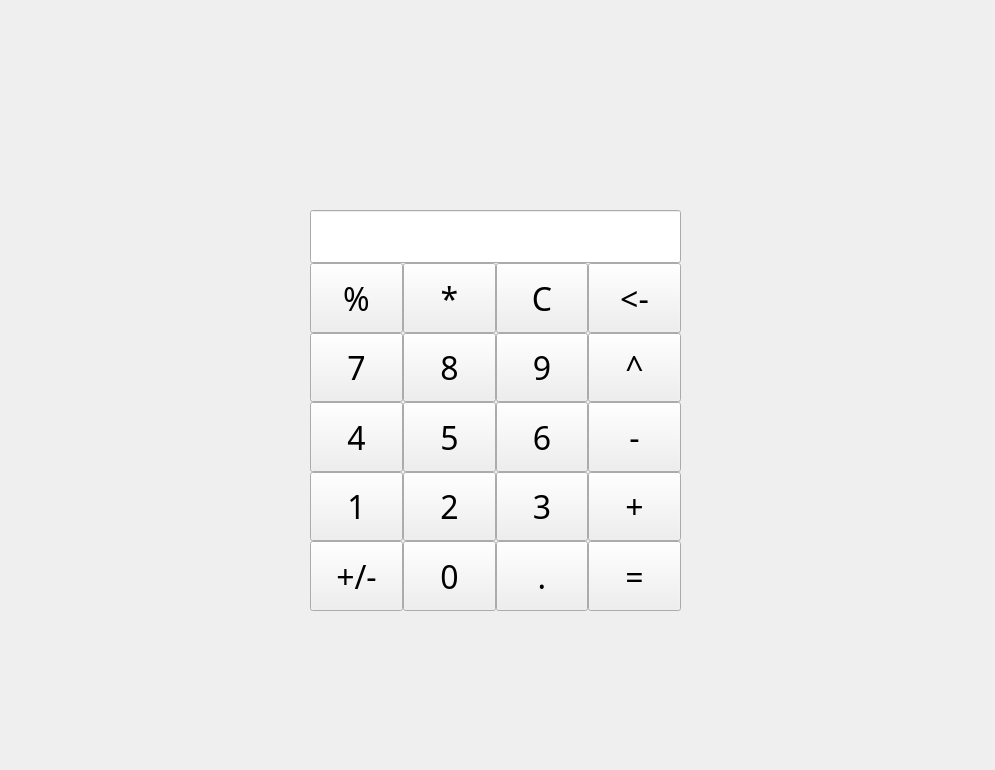
Before: the Qt Designer form src/mainwidget.ui in MDUTM/calculator-based-on-Qt, drawn with Qt 5.
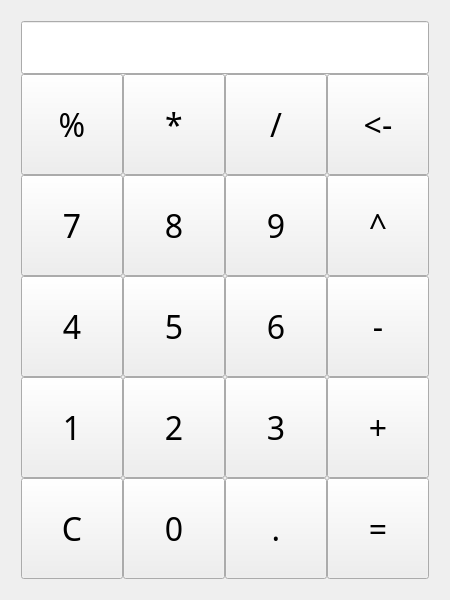
After: the same form once the commit is applied.

The edit to the form file:
```diff
--- a/src/mainwidget.ui
+++ b/src/mainwidget.ui
@@ -6,8 +6,8 @@
    <rect>
     <x>0</x>
     <y>0</y>
-    <width>995</width>
-    <height>770</height>
+    <width>450</width>
+    <height>600</height>
    </rect>
   </property>
   <property name="font">
@@ -19,16 +19,21 @@
   <property name="windowTitle">
    <string>一个正经的计算器</string>
   </property>
-  <widget class="QWidget" name="">
-   <property name="geometry">
-    <rect>
-     <x>310</x>
-     <y>210</y>
-     <width>371</width>
-     <height>401</height>
-    </rect>
-   </property>
+  <layout class="QGridLayout" name="gridLayout_2">
+   <item row="0" column="0">
    <layout class="QGridLayout" name="gridLayout">
+     <property name="leftMargin">
+      <number>10</number>
+     </property>
+     <property name="topMargin">
+      <number>10</number>
+     </property>
+     <property name="rightMargin">
+      <number>10</number>
+     </property>
+     <property name="bottomMargin">
+      <number>10</number>
+     </property>
     <property name="spacing">
      <number>0</number>
     </property>
@@ -40,6 +45,9 @@
         <height>48</height>
        </size>
       </property>
+       <property name="alignment">
+        <set>Qt::AlignRight|Qt::AlignTrailing|Qt::AlignVCenter</set>
+       </property>
      </widget>
     </item>
     <item row="1" column="0">
@@ -86,7 +94,7 @@
        </widget>
       </item>
       <item>
-       <widget class="QPushButton" name="btn_clear">
+        <widget class="QPushButton" name="btn_div">
         <property name="sizePolicy">
          <sizepolicy hsizetype="Expanding" vsizetype="Expanding">
           <horstretch>0</horstretch>
@@ -100,7 +108,7 @@
          </size>
         </property>
         <property name="text">
-         <string>C</string>
+          <string>/</string>
         </property>
        </widget>
       </item>
@@ -380,7 +388,7 @@
        <number>0</number>
       </property>
       <item>
-       <widget class="QPushButton" name="btn_1">
+        <widget class="QPushButton" name="btn_clear">
         <property name="sizePolicy">
          <sizepolicy hsizetype="Expanding" vsizetype="Expanding">
           <horstretch>0</horstretch>
@@ -394,7 +402,7 @@
          </size>
         </property>
         <property name="text">
-         <string>+/-</string>
+          <string>C</string>
         </property>
        </widget>
       </item>
@@ -458,7 +466,8 @@
      </layout>
     </item>
    </layout>
-  </widget>
+   </item>
+  </layout>
  </widget>
  <resources/>
  <connections/>
```
Lines whose indentation alone changed are shown as unchanged.
